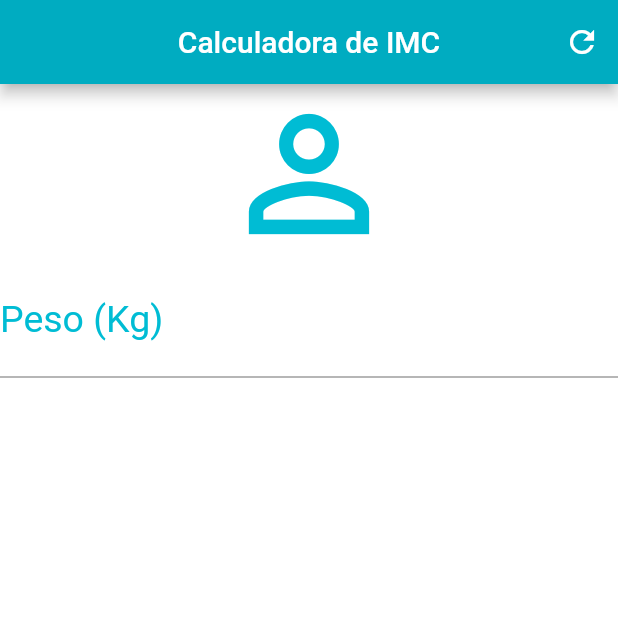
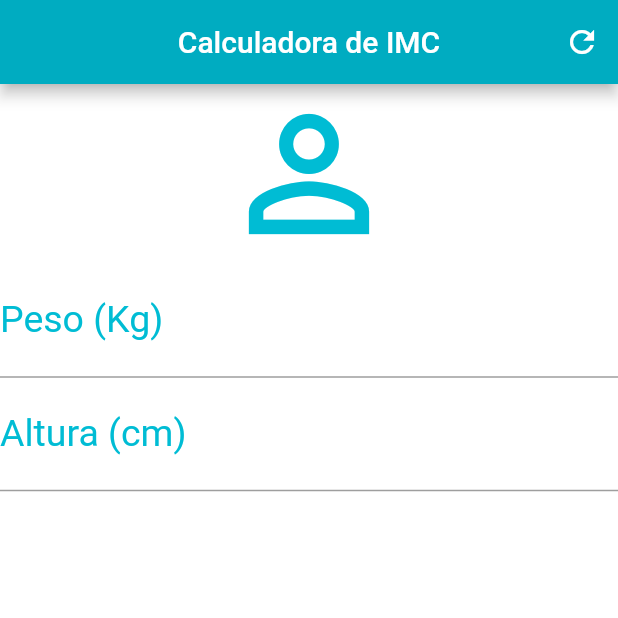
Before and after one commit to MayronSouza/calculadora_imc, a Flutter app: the screen it shows after launch, on a phone screen of 412 x 824 dp, the top half of it. Run offline on Flutter 3.47's test engine with Material 2 defaults, Android fonts, the phone set to English and light mode, and no system bars.

Commit message:
Continuando com TextField e Decoration

```diff
--- a/lib/main.dart
+++ b/lib/main.dart
@@ -53,6 +53,20 @@ class _HomeState extends State<Home> {
               fontSize: 25.0,
             ),
           ),
+          TextField(
+            keyboardType: TextInputType.number,
+            decoration: InputDecoration(
+              labelText: 'Altura (cm)',
+              labelStyle: TextStyle(
+                color: Colors.cyan,
+              ),
+            ),
+            textAlign: TextAlign.center,
+            style: TextStyle(
+              color: Colors.cyan,
+              fontSize: 25.0,
+            ),
+          ),
         ],
       ),
     );
```
